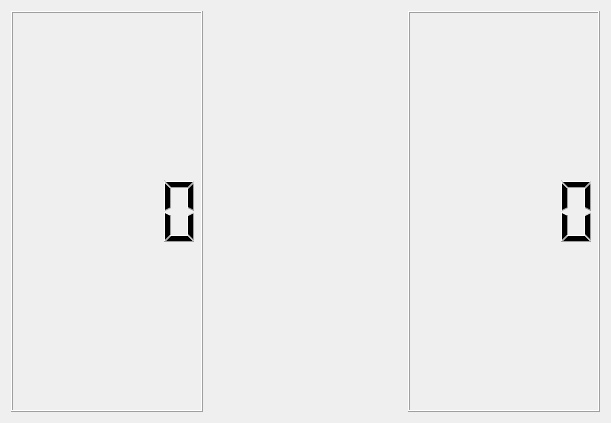
Qt form miner.ui (BaranovMykola/Miner) before a commit.
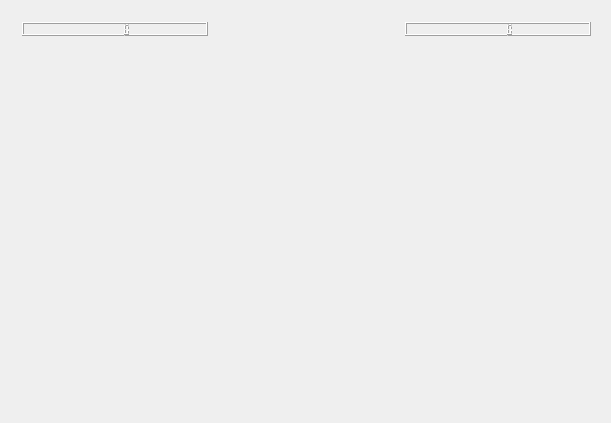
The same form after that commit. Icons and pictures are not drawn.

Commit message: Removed grid layout from miner.ui

```diff
--- a/miner.ui
+++ b/miner.ui
@@ -14,13 +14,15 @@
    <string>Miner</string>
   </property>
   <widget class="QWidget" name="centralWidget">
-   <layout class="QGridLayout" name="gridLayout">
-    <item row="0" column="0">
-     <layout class="QVBoxLayout" name="verticalLayout">
-      <property name="sizeConstraint">
-       <enum>QLayout::SetFixedSize</enum>
-      </property>
-      <item>
+   <widget class="QWidget" name="horizontalLayoutWidget">
+    <property name="geometry">
+     <rect>
+      <x>11</x>
+      <y>11</y>
+      <width>591</width>
+      <height>36</height>
+     </rect>
+    </property>
        <layout class="QHBoxLayout" name="horizontalLayout">
         <item>
          <widget class="QLCDNumber" name="lcdNumber_2"/>
@@ -42,13 +44,18 @@
          <widget class="QLCDNumber" name="lcdNumber"/>
         </item>
        </layout>
-      </item>
-      <item>
+   </widget>
+   <widget class="QWidget" name="verticalLayoutWidget">
+    <property name="geometry">
+     <rect>
+      <x>10</x>
+      <y>50</y>
+      <width>591</width>
+      <height>331</height>
+     </rect>
+    </property>
        <layout class="QVBoxLayout" name="fieldBox"/>
-      </item>
-     </layout>
-    </item>
-   </layout>
+   </widget>
   </widget>
   <widget class="QMenuBar" name="menuBar">
    <property name="geometry">
```
Lines whose indentation alone changed are shown as unchanged.
